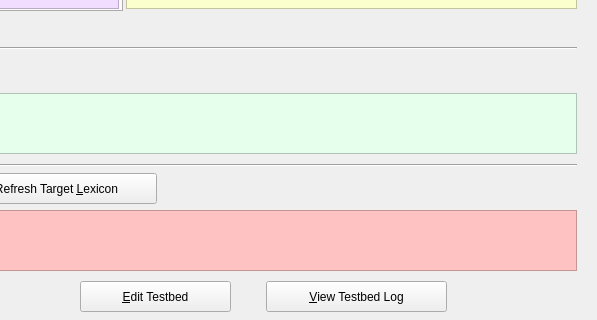
This is LiveRuleTester.ui in rmlockwood/FLExTrans as Qt 5 draws it before an edit; both pictures show x 674 to 1271 and y 497 to 817 of the 1271 by 817 pixel window. The edited form follows.
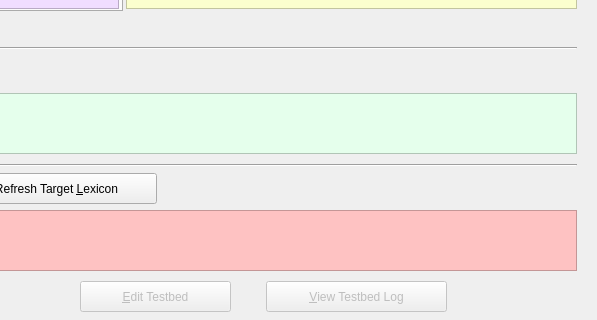
This is the edited form. Icons and pictures are not drawn.

Commit message: set the edit testbed button to disabled

What changed in the file:
```diff
--- a/LiveRuleTester.ui
+++ b/LiveRuleTester.ui
@@ -700,6 +700,9 @@
     </property>
    </widget>
    <widget class="QPushButton" name="editTestbedButton">
+    <property name="enabled">
+     <bool>false</bool>
+    </property>
     <property name="geometry">
      <rect>
       <x>754</x>
@@ -713,6 +716,9 @@
     </property>
    </widget>
    <widget class="QPushButton" name="viewTestbedLogButton">
+    <property name="enabled">
+     <bool>false</bool>
+    </property>
     <property name="geometry">
      <rect>
       <x>940</x>
```
The commit also changes 3 other files.
